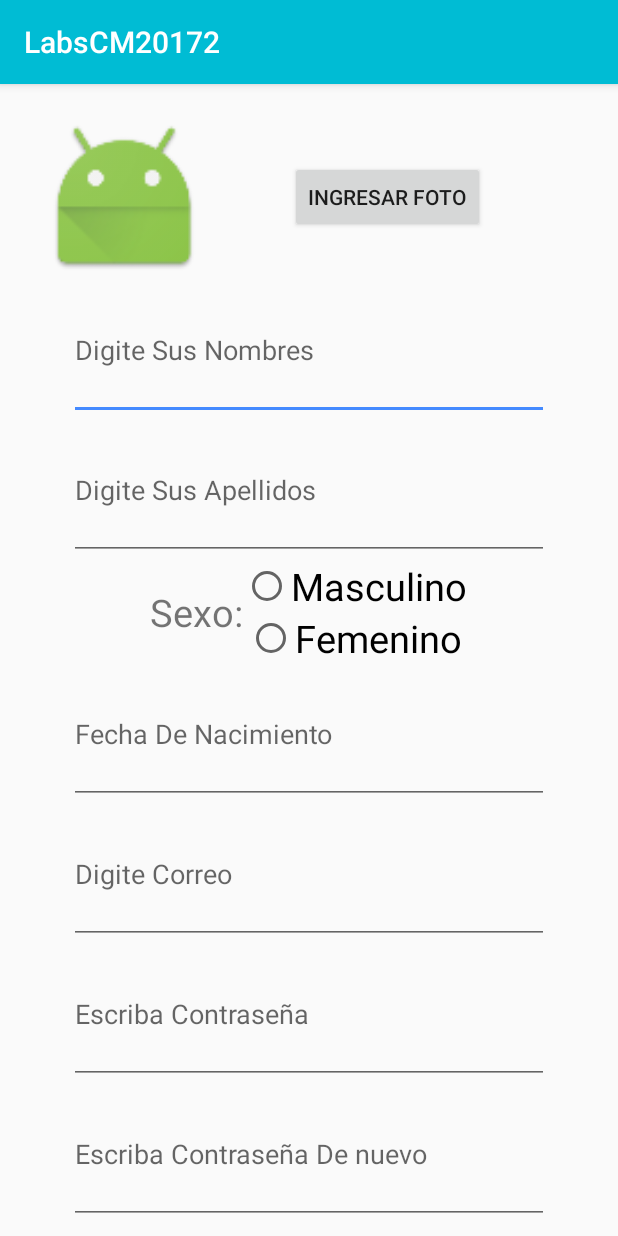
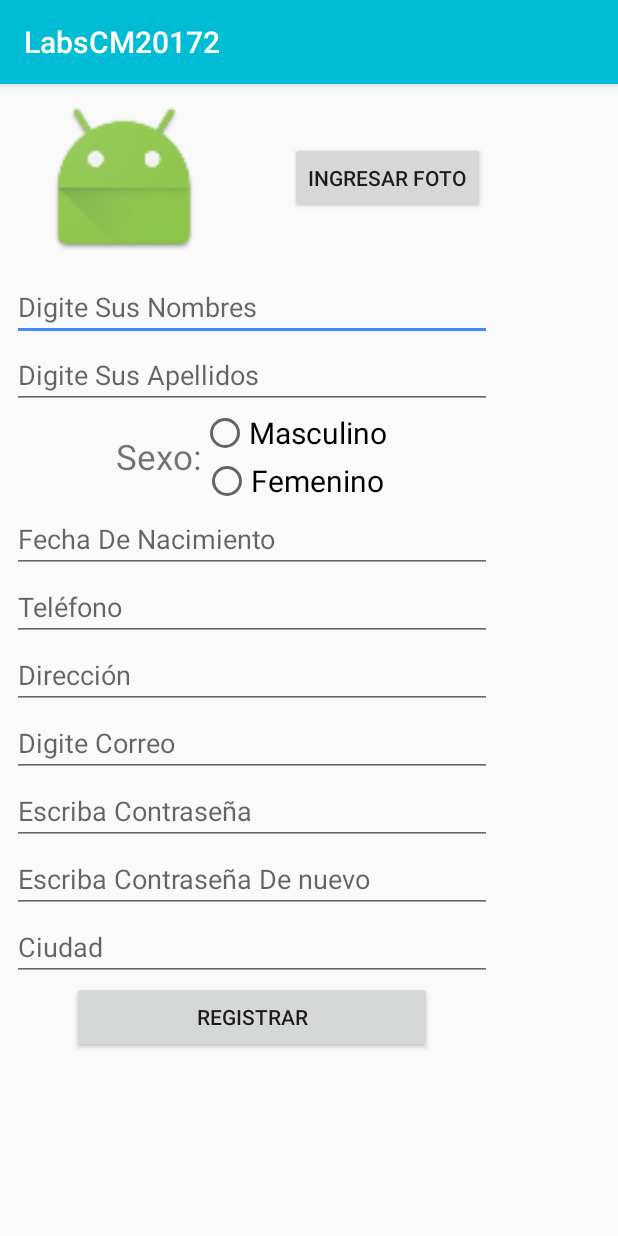
Before and after one commit to JohnathanMB/LabsCM20172, an Android app: the Register screen opened directly, with no data from a screen before it, on a phone screen of 412 x 824 dp. Run offline under Robolectric (Android 15) with nearby library versions, the phone set to English and light mode, and no system bars.

Commit message:
**Se Actualizó DatePicker, funciona para todo android desde api 16 **Activity Register Vertical terminada --Falta trabajar en Register.class

```diff
--- a/Lab1-UI/src/main/java/co/edu/udea/compumovil/gr01_20172/labscm20172/Register.java
+++ b/Lab1-UI/src/main/java/co/edu/udea/compumovil/gr01_20172/labscm20172/Register.java
@@ -2,21 +2,49 @@ package co.edu.udea.compumovil.gr01_20172.labscm20172;
 
 import android.app.DatePickerDialog;
 
-import android.icu.util.Calendar;
+import java.util.Calendar;
+import java.text.DateFormat;
+import java.util.GregorianCalendar;
+
+import android.app.Dialog;
+import android.support.v4.app.DialogFragment;
+import android.app.DatePickerDialog;
+import android.widget.Button;
+import android.widget.DatePicker;
+
 import android.os.Build;
 import android.support.annotation.RequiresApi;
 import android.support.v7.app.AppCompatActivity;
 import android.os.Bundle;
 import android.view.View;
-import android.widget.DatePicker;
+
 import android.widget.EditText;
+import android.widget.RadioButton;
 import android.widget.TextView;
 import android.widget.Toast;
 
 public class Register extends AppCompatActivity implements View.OnClickListener{
 
     private int año,mes,dia;
-    private EditText txtFecha;
+    private EditText txtFecha,
+            txtNombresReg,
+            txtApellidosReg,
+            txtCorreoReg,
+            txtPassReg,
+            txtpass2reg,
+            txtTel,
+            txtDir,
+            txtCiudad;
+
+    private Button btnPhotoText, btnRegistrar;
+    private RadioButton rgMasculino, rgFemenino;
+
+    /*
+    RadioButtons
+    <string name="lblMasculino">Masculino</string>
+    <string name="lblFemenino">Femenino</string>
+
+     */
 
     @Override
     protected void onCreate(Bundle savedInstanceState) {
@@ -31,14 +59,15 @@ public class Register extends AppCompatActivity implements View.OnClickListener{
     public void onClick(View v) {
         switch (v.getId()){
             case R.id.txtFecha:
-                Toast.makeText(this, "putazo" , Toast.LENGTH_LONG).show();
+                //Toast.makeText(this, "putazo" , Toast.LENGTH_LONG).show();
                 //Api > 23 :'(
-                //date();
+                date();
                 break;
         }
     }
 
     @RequiresApi(api = Build.VERSION_CODES.N)
+
     public void date(){
         final Calendar c = Calendar.getInstance();
         dia = c.get(Calendar.DAY_OF_MONTH);
@@ -48,11 +77,13 @@ public class Register extends AppCompatActivity implements View.OnClickListener{
         DatePickerDialog datePickerDialog = new DatePickerDialog(this, new DatePickerDialog.OnDateSetListener() {
             @Override
             public void onDateSet(DatePicker view, int year, int month, int dayOfMonth) {
-                txtFecha.setText(dayOfMonth+"/"+(month)+"/"+year);
+                txtFecha.setText(dayOfMonth+"/"+(month+1)+"/"+year);
             }
         },dia,mes, año);
         datePickerDialog.show();
 
 
     }
+
+
 }
--- a/Lab1-UI/src/main/res/layout/activity_login.xml
+++ b/Lab1-UI/src/main/res/layout/activity_login.xml
@@ -70,7 +70,6 @@
         android:onClick="onClick"
         android:padding="5dp"
         android:text="@string/lblRegistrar"
-
         android:textAllCaps="false"
         android:textColor="@color/colorPrimary"
         android:textSize="25dp"
--- a/Lab1-UI/src/main/res/layout/activity_register.xml
+++ b/Lab1-UI/src/main/res/layout/activity_register.xml
@@ -6,12 +6,26 @@
     android:layout_height="match_parent"
     tools:context="co.edu.udea.compumovil.gr01_20172.labscm20172.Register"
     tools:layout_editor_absoluteY="81dp"
-    tools:layout_editor_absoluteX="0dp">
+    tools:layout_editor_absoluteX="0dp"
+
+    >
+
+
+    <ScrollView
+        android:layout_width="wrap_content"
+        android:layout_height="wrap_content"
+        tools:layout_editor_absoluteX="8dp"
+        tools:layout_editor_absoluteY="8dp">
+
+        <LinearLayout
+            android:layout_width="match_parent"
+            android:layout_height="match_parent"
+            android:orientation="vertical">
 
             <LinearLayout
                 android:id="@+id/linearLayout"
-        android:layout_width="0dp"
-        android:layout_height="wrap_content"
+                android:layout_width="match_parent"
+                android:layout_height="match_parent"
                 android:layout_marginBottom="8dp"
                 android:layout_marginEnd="8dp"
                 android:layout_marginLeft="8dp"
@@ -49,12 +63,13 @@
             </LinearLayout>
 
             <LinearLayout
-        android:layout_width="0dp"
-        android:layout_height="0dp"
+                android:layout_width="match_parent"
+                android:layout_height="match_parent"
                 android:layout_marginBottom="8dp"
+                android:layout_marginEnd="8dp"
                 android:layout_marginLeft="8dp"
                 android:layout_marginRight="8dp"
-        android:layout_marginTop="0dp"
+                android:layout_marginStart="8dp"
                 android:orientation="vertical"
                 app:layout_constraintBottom_toBottomOf="parent"
                 app:layout_constraintHorizontal_bias="0.0"
@@ -66,21 +81,18 @@
                 <EditText
                     android:id="@+id/txtNombres"
                     android:layout_width="wrap_content"
-            android:layout_height="0dp"
+                    android:layout_height="wrap_content"
                     android:layout_gravity="center"
-            android:layout_weight="1"
                     android:ems="15"
                     android:hint="@string/txtNombresReg"
                     android:imeOptions="actionNext"
-            android:inputType="text"
-             />
+                    android:inputType="text" />
 
                 <EditText
                     android:id="@+id/txtApellidos"
                     android:layout_width="wrap_content"
-            android:layout_height="0dp"
+                    android:layout_height="wrap_content"
                     android:layout_gravity="center"
-            android:layout_weight="1"
                     android:ems="15"
                     android:hint="@string/txtApellidosReg"
                     android:imeOptions="actionNext"
@@ -99,7 +111,7 @@
                         android:layout_gravity="center_horizontal"
                         android:gravity="center"
                         android:text="@string/lblSexoReg"
-                android:textSize="25dp" />
+                        android:textSize="23dp" />
 
                     <RadioGroup
 
@@ -114,17 +126,17 @@
                             android:layout_height="wrap_content"
                             android:layout_gravity="center"
                             android:layout_weight="1"
-                    android:textSize="25dp"
-                    android:text="@string/lblMasculino" />
+                            android:text="@string/lblMasculino"
+                            android:textSize="20dp" />
 
                         <RadioButton
                             android:id="@+id/radioButton2"
                             android:layout_width="wrap_content"
                             android:layout_height="wrap_content"
                             android:layout_gravity="center"
-                    android:textSize="25dp"
                             android:layout_weight="1"
-                    android:text="@string/lblFemenino" />
+                            android:text="@string/lblFemenino"
+                            android:textSize="20dp" />
 
                     </RadioGroup>
 
@@ -133,23 +145,40 @@
                 <EditText
                     android:id="@+id/txtFecha"
                     android:layout_width="wrap_content"
-            android:layout_height="0dp"
-            android:layout_weight="1"
+                    android:layout_height="wrap_content"
+                    android:layout_gravity="center"
+                    android:clickable="true"
+                    android:editable="false"
+                    android:ems="15"
+                    android:focusable="false"
+                    android:hint="@string/txtFecha"
+                    android:onClick="onClick" />
+
+                <EditText
+                    android:id="@+id/txtTel"
+                    android:layout_width="wrap_content"
+                    android:layout_height="wrap_content"
                     android:layout_gravity="center"
                     android:ems="15"
-            android:hint="@string/txtFecha"
-            android:focusable="false"
-            android:editable="false"
-            android:clickable="true"
-            android:onClick="onClick"
-            />
+                    android:hint="@string/txtTel"
+                    android:imeOptions="actionNext"
+                    android:inputType="phone" />
+
+                <EditText
+                    android:id="@+id/txtDir"
+                    android:layout_width="wrap_content"
+                    android:layout_height="wrap_content"
+                    android:layout_gravity="center"
+                    android:ems="15"
+                    android:hint="@string/txtDir"
+                    android:imeOptions="actionNext"
+                    android:inputType="textNoSuggestions" />
 
                 <EditText
                     android:id="@+id/txtCorreo"
                     android:layout_width="wrap_content"
-            android:layout_height="0dp"
+                    android:layout_height="wrap_content"
                     android:layout_gravity="center"
-            android:layout_weight="1"
                     android:ems="15"
                     android:hint="@string/txtCorreoReg"
                     android:imeOptions="actionNext"
@@ -158,9 +187,8 @@
                 <EditText
                     android:id="@+id/txtPass"
                     android:layout_width="wrap_content"
-            android:layout_height="0dp"
+                    android:layout_height="wrap_content"
                     android:layout_gravity="center"
-            android:layout_weight="1"
                     android:ems="15"
                     android:hint="@string/txtPassReg"
                     android:imeOptions="actionNext"
@@ -169,14 +197,35 @@
                 <EditText
                     android:id="@+id/txtPass2"
                     android:layout_width="wrap_content"
-            android:layout_height="0dp"
+                    android:layout_height="wrap_content"
                     android:layout_gravity="center"
-            android:layout_weight="1"
                     android:ems="15"
                     android:hint="@string/txtPass2Reg"
                     android:imeOptions="actionNext"
                     android:inputType="textPassword" />
+
+                <EditText
+                    android:id="@+id/txtCiudad"
+                    android:layout_width="wrap_content"
+                    android:layout_height="wrap_content"
+                    android:layout_gravity="center"
+                    android:ems="15"
+                    android:hint="@string/txtCiudad"
+                    android:imeOptions="actionNext"
+                    android:inputType="textAutoComplete" />
+
+                <Button
+                    android:layout_width="wrap_content"
+                    android:layout_height="wrap_content"
+                    android:ems="15"
+                    android:text="@string/btnRegistrar"
+                    android:layout_gravity="center"
+                    />
+
             </LinearLayout>
+
+        </LinearLayout>
+    </ScrollView>
 
 
 </android.support.constraint.ConstraintLayout>
--- a/Lab1-UI/src/main/res/values/strings.xml
+++ b/Lab1-UI/src/main/res/values/strings.xml
@@ -9,6 +9,8 @@
 
     //Regitrar
     <string name="btnPhotoText">Ingresar Foto</string>
+    <string name="btnRegistrar">Registrar</string>
+
     <string name="txtNombresReg">Digite Sus Nombres</string>
     <string name="txtApellidosReg">Digite Sus Apellidos</string>
     <string name="txtCorreoReg">Digite Correo</string>
@@ -18,6 +20,9 @@
     <string name="lblMasculino">Masculino</string>
     <string name="lblFemenino">Femenino</string>
     <string name="txtFecha">Fecha De Nacimiento</string>
+    <string name="txtTel">Teléfono</string>
+    <string name="txtDir">Dirección</string>
+    <string name="txtCiudad">Ciudad</string>
 
 
 </resources>
```
Lines whose indentation alone changed are shown as unchanged.
